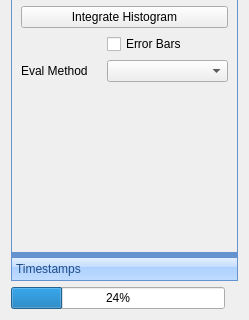
First picture: the form in ui/ScanControlUi.ui, repository MonroeQuantumNetworks/IonControl, before the edit; both pictures show x 0 to 249 and y 155 to 475 of the 249 by 475 pixel window.
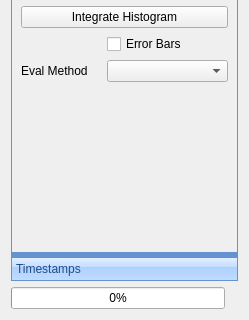
Second picture: the form after the edit. The open tabs and pages were chosen to show the change. Icons and pictures are not drawn. Custom widgets are drawn as their Qt base class.

Commit message: make the progress bar visible at all times

The edit to the form file:
```diff
--- a/ui/ScanControlUi.ui
+++ b/ui/ScanControlUi.ui
@@ -591,7 +591,7 @@
      <item>
       <widget class="QProgressBar" name="progressBar">
        <property name="value">
-        <number>24</number>
+        <number>0</number>
        </property>
        <property name="alignment">
         <set>Qt::AlignCenter</set>
```
Left out of the diff: 8 changed lines with no effect on the pictures. The commit also changes 2 other files.
